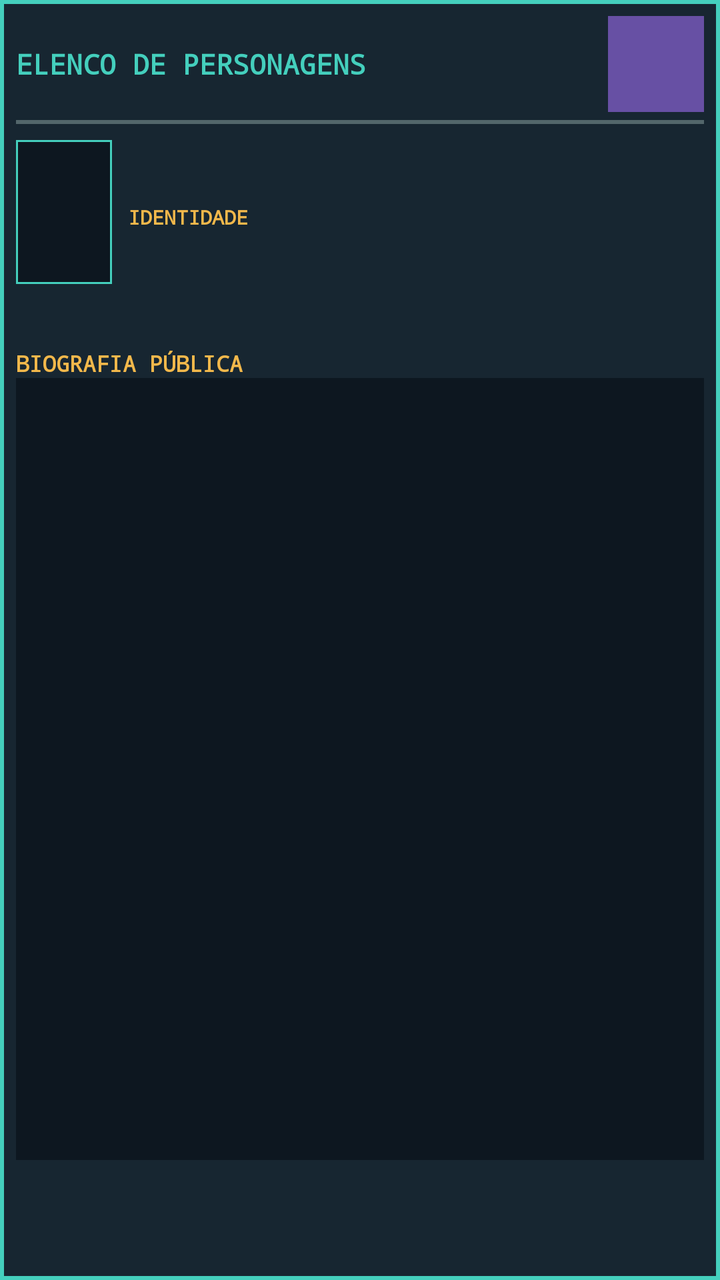
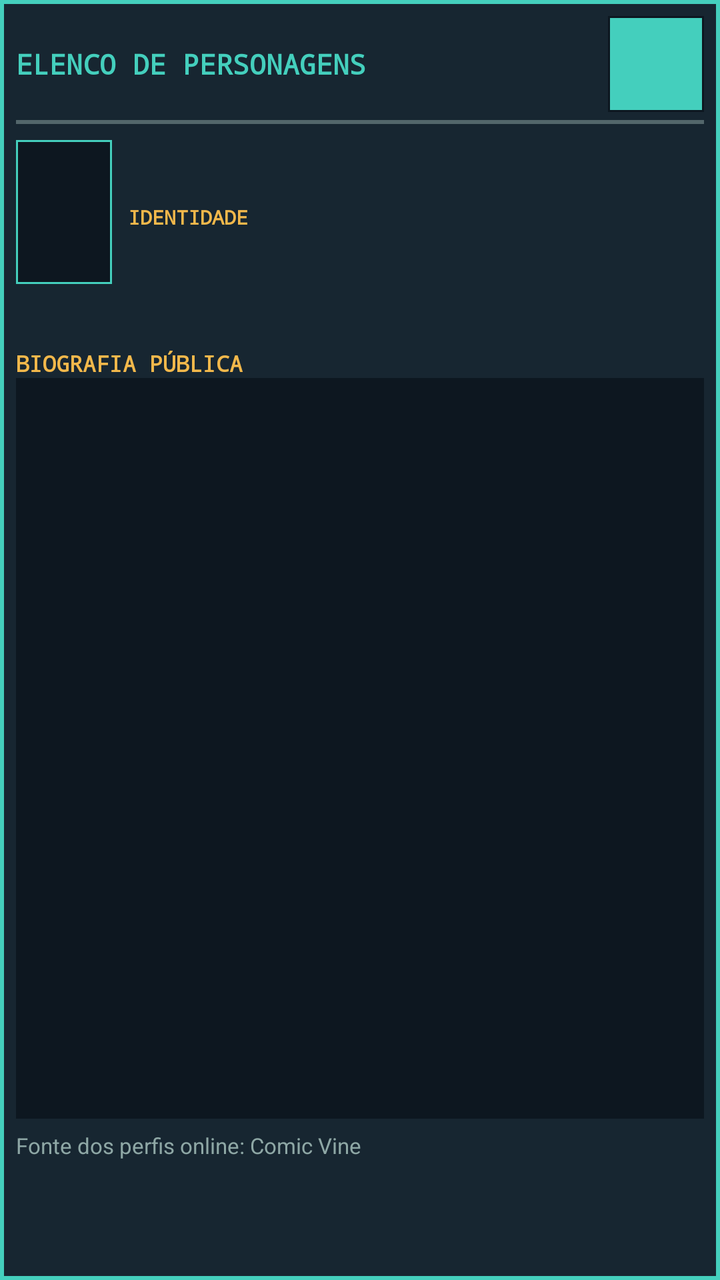

An Android layout rendered at two revisions. The XML below is the earlier revision; the diff shows what the commit changed to produce the second picture.
<!-- AndroidManifest.xml: application theme Theme.Marvel -->
<!-- res/layout/dialog_character_profile.xml -->
<?xml version="1.0" encoding="utf-8"?>
<LinearLayout xmlns:android="http://schemas.android.com/apk/res/android"
    android:id="@+id/profile_detail_root"
    android:layout_width="match_parent"
    android:layout_height="match_parent"
    android:background="@drawable/profile_panel_frame"
    android:orientation="vertical"
    android:padding="8dp">
    <LinearLayout
        android:layout_width="match_parent"
        android:layout_height="wrap_content"
        android:gravity="center_vertical"
        android:orientation="horizontal">
        <TextView
            android:id="@+id/profile_detail_heading"
            android:layout_width="0dp"
            android:layout_height="wrap_content"
            android:layout_weight="1"
            android:fontFamily="monospace"
            android:text="@string/comic_vine_roster_heading"
            android:textColor="#44CFBD"
            android:textSize="14sp"
            android:textStyle="bold" />
        <Button
            android:id="@+id/profile_detail_close"
            android:layout_width="48dp"
            android:layout_height="48dp"
            android:background="@drawable/interview_close_selector"
            android:contentDescription="@string/comic_vine_close_profile"
            android:minWidth="48dp"
            android:minHeight="48dp"
            android:text="&#215;"
            android:textColor="#0D1720"
            android:textSize="24sp" />
    </LinearLayout>
    <View
        android:layout_width="match_parent"
        android:layout_height="2dp"
        android:layout_marginTop="4dp"
        android:background="#52666A" />
    <LinearLayout
        android:id="@+id/profile_detail_identity_block"
        android:layout_width="match_parent"
        android:layout_height="wrap_content"
        android:gravity="center_vertical"
        android:orientation="horizontal"
        android:paddingTop="8dp"
        android:paddingBottom="8dp">
        <ImageView
            android:id="@+id/profile_detail_portrait"
            android:layout_width="48dp"
            android:layout_height="72dp"
            android:background="@drawable/interview_portrait_frame"
            android:contentDescription="@string/interview_portrait_description"
            android:scaleType="fitCenter" />
        <LinearLayout
            android:layout_width="0dp"
            android:layout_height="wrap_content"
            android:layout_marginStart="8dp"
            android:layout_weight="1"
            android:orientation="vertical">
            <TextView
                android:id="@+id/profile_detail_name"
                android:layout_width="match_parent"
                android:layout_height="wrap_content"
                android:fontFamily="monospace"
                android:textColor="#C4D5C8"
                android:textSize="18sp"
                android:textStyle="bold" />
            <TextView
                android:layout_width="match_parent"
                android:layout_height="wrap_content"
                android:fontFamily="monospace"
                android:text="@string/comic_vine_identity_label"
                android:textColor="#F2B84B"
                android:textSize="10sp"
                android:textStyle="bold" />
            <TextView
                android:id="@+id/profile_detail_real_name"
                android:layout_width="match_parent"
                android:layout_height="wrap_content"
                android:textColor="#C4D5C8"
                android:textSize="14sp" />
        </LinearLayout>
    </LinearLayout>
    <TextView
        android:id="@+id/profile_detail_status"
        android:layout_width="match_parent"
        android:layout_height="wrap_content"
        android:accessibilityLiveRegion="polite"
        android:paddingTop="4dp"
        android:paddingBottom="4dp"
        android:textColor="#44CFBD"
        android:textSize="12sp" />
    <TextView
        android:layout_width="match_parent"
        android:layout_height="wrap_content"
        android:fontFamily="monospace"
        android:text="@string/comic_vine_summary_label"
        android:textColor="#F2B84B"
        android:textSize="11sp"
        android:textStyle="bold" />
    <ScrollView
        android:layout_width="match_parent"
        android:layout_height="0dp"
        android:layout_weight="1"
        android:background="#0D1720"
        android:fillViewport="true"
        android:overScrollMode="ifContentScrolls">
        <TextView
            android:id="@+id/profile_detail_summary"
            android:layout_width="match_parent"
            android:layout_height="wrap_content"
            android:lineSpacingExtra="3dp"
            android:padding="8dp"
            android:textColor="#C4D5C8"
            android:textSize="14sp" />
    </ScrollView>
    <TextView
        android:id="@+id/profile_detail_source"
        android:layout_width="match_parent"
        android:layout_height="wrap_content"
        android:background="@drawable/profile_link_selector"
        android:clickable="true"
        android:focusable="true"
        android:gravity="center_vertical"
        android:minHeight="48dp"
        android:text="@string/comic_vine_open_source"
        android:textColor="#44CFBD"
        android:textSize="13sp"
        android:visibility="gone" />
    <LinearLayout
        android:layout_width="match_parent"
        android:layout_height="48dp"
        android:layout_marginTop="4dp"
        android:gravity="end|center_vertical"
        android:orientation="horizontal">
        <Button
            android:id="@+id/profile_detail_retry"
            android:layout_width="112dp"
            android:layout_height="48dp"
            android:background="@drawable/profile_button_selector"
            android:minWidth="48dp"
            android:minHeight="48dp"
            android:text="@string/comic_vine_retry"
            android:textAllCaps="false"
            android:textColor="#0D1720"
            android:textSize="11sp"
            android:visibility="gone" />
    </LinearLayout>
</LinearLayout>
<!-- resources referenced by this layout -->
<resources>
  <!-- drawable interview_close_selector (drawable) -->
  <?xml version="1.0" encoding="utf-8"?>
  <selector xmlns:android="http://schemas.android.com/apk/res/android">
      <item android:state_focused="true">
          <shape android:shape="rectangle">
              <solid android:color="#F2B84B" />
              <stroke android:width="2dp" android:color="#C4D5C8" />
              <corners android:radius="0dp" />
          </shape>
      </item>
      <item>
          <shape android:shape="rectangle">
              <solid android:color="#44CFBD" />
              <stroke android:width="1dp" android:color="#0D1720" />
              <corners android:radius="0dp" />
          </shape>
      </item>
  </selector>
  <!-- drawable interview_portrait_frame (drawable) -->
  <?xml version="1.0" encoding="utf-8"?>
  <shape xmlns:android="http://schemas.android.com/apk/res/android" android:shape="rectangle">
      <solid android:color="#0D1720" />
      <stroke android:width="1dp" android:color="#44CFBD" />
      <corners android:radius="0dp" />
  </shape>
  <!-- drawable profile_button_selector (drawable) -->
  <?xml version="1.0" encoding="utf-8"?>
  <selector xmlns:android="http://schemas.android.com/apk/res/android">
      <item android:state_pressed="true"><shape android:shape="rectangle"><solid android:color="#F2B84B"/><stroke android:width="2dp" android:color="#C4D5C8"/></shape></item>
      <item android:state_focused="true"><shape android:shape="rectangle"><solid android:color="#44CFBD"/><stroke android:width="2dp" android:color="#C4D5C8"/></shape></item>
      <item android:state_selected="true"><shape android:shape="rectangle"><solid android:color="#44CFBD"/><stroke android:width="2dp" android:color="#F2B84B"/></shape></item>
      <item><shape android:shape="rectangle"><solid android:color="#C4D5C8"/><stroke android:width="1dp" android:color="#52666A"/></shape></item>
  </selector>
  <!-- drawable profile_link_selector (drawable) -->
  <?xml version="1.0" encoding="utf-8"?>
  <selector xmlns:android="http://schemas.android.com/apk/res/android">
      <item android:state_pressed="true"><shape android:shape="rectangle"><solid android:color="#243543"/><stroke android:width="1dp" android:color="#F2B84B"/></shape></item>
      <item android:state_focused="true"><shape android:shape="rectangle"><solid android:color="#243543"/><stroke android:width="1dp" android:color="#44CFBD"/></shape></item>
      <item><shape android:shape="rectangle"><solid android:color="#243543"/><stroke android:width="1dp" android:color="#52666A"/></shape></item>
  </selector>
  <!-- drawable profile_panel_frame (drawable) -->
  <?xml version="1.0" encoding="utf-8"?>
  <shape xmlns:android="http://schemas.android.com/apk/res/android" android:shape="rectangle">
      <solid android:color="#172631" />
      <stroke android:width="2dp" android:color="#44CFBD" />
      <corners android:radius="0dp" />
  </shape>
  <string name="comic_vine_close_profile">Fechar perfil</string>
  <string name="comic_vine_identity_label">IDENTIDADE</string>
  <string name="comic_vine_open_source">Ver fonte: Comic Vine</string>
  <string name="comic_vine_retry">Tentar novamente</string>
  <string name="comic_vine_roster_heading">ELENCO DE PERSONAGENS</string>
  <string name="comic_vine_summary_label">BIOGRAFIA PÚBLICA</string>
  <string name="interview_portrait_description">Retrato de %1$s</string>
  <style name="Theme.Marvel" parent="Base.Theme.Marvel" />
  <style name="Base.Theme.Marvel" parent="Theme.Material3.DayNight.NoActionBar">
          
          
      </style>
</resources>

<!-- the commit's change to res/layout/dialog_character_profile.xml (unified diff, before → after) -->
@@ -1,5 +1,6 @@
 <?xml version="1.0" encoding="utf-8"?>
 <LinearLayout xmlns:android="http://schemas.android.com/apk/res/android"
+    xmlns:app="http://schemas.android.com/apk/res-auto"
     android:id="@+id/profile_detail_root"
     android:layout_width="match_parent"
     android:layout_height="match_parent"
@@ -26,12 +27,15 @@
             android:layout_width="48dp"
             android:layout_height="48dp"
             android:background="@drawable/interview_close_selector"
+            android:backgroundTint="@null"
             android:contentDescription="@string/comic_vine_close_profile"
             android:minWidth="48dp"
             android:minHeight="48dp"
             android:text="&#215;"
             android:textColor="#0D1720"
-            android:textSize="24sp" />
+            android:textSize="24sp"
+            android:stateListAnimator="@null"
+            app:backgroundTint="@null" />
     </LinearLayout>
     <View
         android:layout_width="match_parent"
@@ -117,18 +121,13 @@
             android:textSize="14sp" />
     </ScrollView>
     <TextView
-        android:id="@+id/profile_detail_source"
+        android:id="@+id/profile_detail_credit"
         android:layout_width="match_parent"
         android:layout_height="wrap_content"
-        android:background="@drawable/profile_link_selector"
-        android:clickable="true"
-        android:focusable="true"
-        android:gravity="center_vertical"
-        android:minHeight="48dp"
-        android:text="@string/comic_vine_open_source"
-        android:textColor="#44CFBD"
-        android:textSize="13sp"
-        android:visibility="gone" />
+        android:paddingTop="6dp"
+        android:text="@string/comic_vine_credit"
+        android:textColor="#8EA7A5"
+        android:textSize="11sp" />
     <LinearLayout
         android:layout_width="match_parent"
         android:layout_height="48dp"
@@ -140,12 +139,15 @@
             android:layout_width="112dp"
             android:layout_height="48dp"
             android:background="@drawable/profile_button_selector"
+            android:backgroundTint="@null"
             android:minWidth="48dp"
             android:minHeight="48dp"
             android:text="@string/comic_vine_retry"
             android:textAllCaps="false"
-            android:textColor="#0D1720"
-            android:textSize="11sp"
-            android:visibility="gone" />
+            android:textColor="@color/profile_button_text"
+            android:textSize="13sp"
+            android:stateListAnimator="@null"
+            android:visibility="gone"
+            app:backgroundTint="@null" />
     </LinearLayout>
 </LinearLayout>
<!-- resource entries referenced after the edit -->
@@ -28,17 +28,11 @@
   <!-- drawable profile_button_selector (drawable) -->
   <?xml version="1.0" encoding="utf-8"?>
   <selector xmlns:android="http://schemas.android.com/apk/res/android">
-      <item android:state_pressed="true"><shape android:shape="rectangle"><solid android:color="#F2B84B"/><stroke android:width="2dp" android:color="#C4D5C8"/></shape></item>
-      <item android:state_focused="true"><shape android:shape="rectangle"><solid android:color="#44CFBD"/><stroke android:width="2dp" android:color="#C4D5C8"/></shape></item>
+      <item android:state_enabled="false"><shape android:shape="rectangle"><solid android:color="#172631"/><stroke android:width="1dp" android:color="#52666A"/></shape></item>
+      <item android:state_pressed="true"><shape android:shape="rectangle"><solid android:color="#44CFBD"/><stroke android:width="2dp" android:color="#C4D5C8"/></shape></item>
+      <item android:state_focused="true"><shape android:shape="rectangle"><solid android:color="#F2B84B"/><stroke android:width="2dp" android:color="#C4D5C8"/></shape></item>
       <item android:state_selected="true"><shape android:shape="rectangle"><solid android:color="#44CFBD"/><stroke android:width="2dp" android:color="#F2B84B"/></shape></item>
-      <item><shape android:shape="rectangle"><solid android:color="#C4D5C8"/><stroke android:width="1dp" android:color="#52666A"/></shape></item>
-  </selector>
-  <!-- drawable profile_link_selector (drawable) -->
-  <?xml version="1.0" encoding="utf-8"?>
-  <selector xmlns:android="http://schemas.android.com/apk/res/android">
-      <item android:state_pressed="true"><shape android:shape="rectangle"><solid android:color="#243543"/><stroke android:width="1dp" android:color="#F2B84B"/></shape></item>
-      <item android:state_focused="true"><shape android:shape="rectangle"><solid android:color="#243543"/><stroke android:width="1dp" android:color="#44CFBD"/></shape></item>
-      <item><shape android:shape="rectangle"><solid android:color="#243543"/><stroke android:width="1dp" android:color="#52666A"/></shape></item>
+      <item><shape android:shape="rectangle"><solid android:color="#243543"/><stroke android:width="2dp" android:color="#44CFBD"/></shape></item>
   </selector>
   <!-- drawable profile_panel_frame (drawable) -->
   <?xml version="1.0" encoding="utf-8"?>
@@ -48,8 +42,8 @@
       <corners android:radius="0dp" />
   </shape>
   <string name="comic_vine_close_profile">Fechar perfil</string>
+  <string name="comic_vine_credit">Fonte dos perfis online: Comic Vine</string>
   <string name="comic_vine_identity_label">IDENTIDADE</string>
-  <string name="comic_vine_open_source">Ver fonte: Comic Vine</string>
   <string name="comic_vine_retry">Tentar novamente</string>
   <string name="comic_vine_roster_heading">ELENCO DE PERSONAGENS</string>
   <string name="comic_vine_summary_label">BIOGRAFIA PÚBLICA</string>
